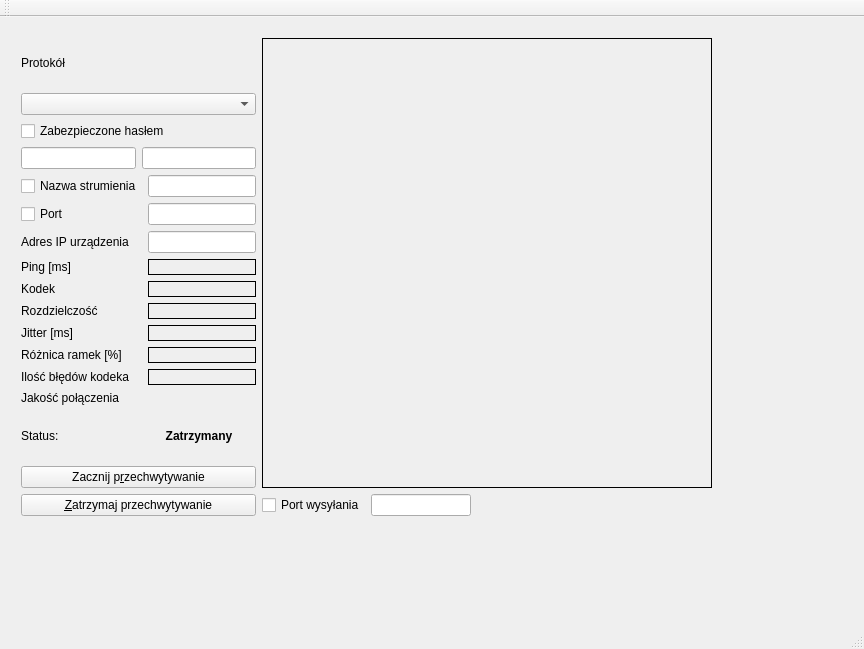
Above: mainwindow.ui from dejff/PD before the change. Below: the same form after it.
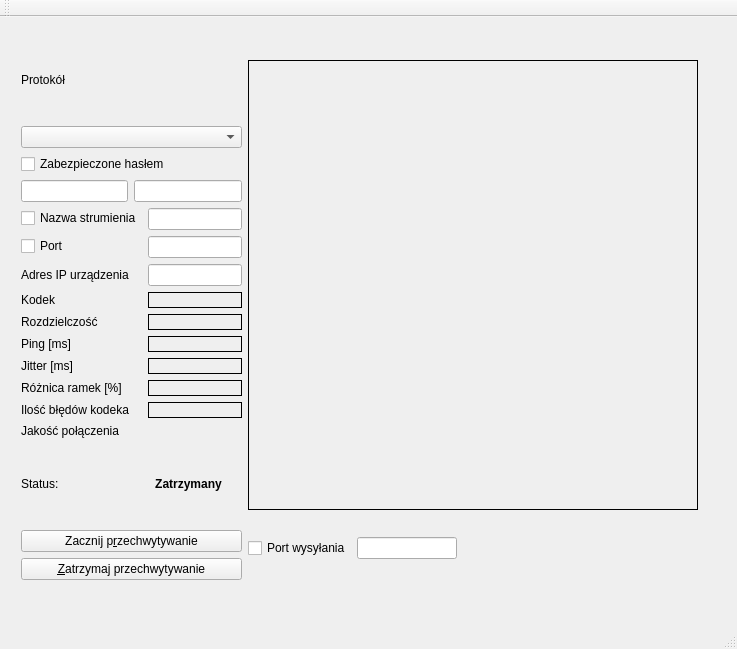
That is the form after the change.

Patch:
```diff
--- a/mainwindow.ui
+++ b/mainwindow.ui
@@ -6,7 +6,7 @@
    <rect>
     <x>0</x>
     <y>0</y>
-    <width>864</width>
+    <width>737</width>
     <height>649</height>
    </rect>
   </property>
@@ -14,17 +14,17 @@
    <string>System Nadzoru Połączenia Wideo</string>
   </property>
   <widget class="QWidget" name="centralWidget">
-   <widget class="QWidget" name="layoutWidget">
+   <widget class="QWidget" name="">
     <property name="geometry">
      <rect>
       <x>10</x>
-      <y>10</y>
-      <width>831</width>
-      <height>565</height>
+      <y>11</y>
+      <width>699</width>
+      <height>563</height>
      </rect>
     </property>
-    <layout class="QFormLayout" name="formLayout">
-     <item row="0" column="0">
+    <layout class="QHBoxLayout" name="horizontalLayout_4">
+     <item>
       <layout class="QVBoxLayout" name="verticalLayout_2">
        <item>
         <widget class="QLabel" name="label_10">
@@ -58,49 +58,47 @@
         </layout>
        </item>
        <item>
-        <layout class="QGridLayout" name="gridLayout">
-         <item row="9" column="1">
-          <widget class="QLabel" name="errCountLabel">
-           <property name="styleSheet">
-            <string notr="true">border: 1px solid</string>
-           </property>
+        <layout class="QFormLayout" name="formLayout">
+         <item row="0" column="0">
+          <widget class="QCheckBox" name="nameCheckBox">
            <property name="text">
-            <string/>
+            <string>Nazwa strumienia</string>
            </property>
           </widget>
          </item>
-         <item row="7" column="0">
-          <widget class="QLabel" name="label_9">
+         <item row="0" column="1">
+          <widget class="QLineEdit" name="nameField"/>
+         </item>
+         <item row="1" column="0">
+          <widget class="QCheckBox" name="streamPortChckbx">
            <property name="text">
-            <string>Jitter [ms]</string>
+            <string>Port</string>
            </property>
           </widget>
          </item>
-         <item row="3" column="0">
+         <item row="1" column="1">
+          <widget class="QLineEdit" name="portField"/>
+         </item>
+         <item row="2" column="0">
           <widget class="QLabel" name="label_8">
            <property name="text">
             <string>Adres IP urządzenia</string>
            </property>
           </widget>
          </item>
-         <item row="4" column="0">
-          <widget class="QLabel" name="label_6">
-           <property name="text">
-            <string>Ping [ms]</string>
-           </property>
-          </widget>
-         </item>
          <item row="2" column="1">
-          <widget class="QLineEdit" name="portField"/>
-         </item>
-         <item row="3" column="1">
           <widget class="QLineEdit" name="ip_addr"/>
          </item>
-         <item row="1" column="1">
-          <widget class="QLineEdit" name="nameField"/>
+         <item row="3" column="0">
+          <widget class="QLabel" name="label_5">
+           <property name="text">
+            <string>&lt;html&gt;&lt;head/&gt;&lt;body&gt;&lt;p&gt;Kodek
+&lt;/p&gt;&lt;/body&gt;&lt;/html&gt;</string>
+           </property>
+          </widget>
          </item>
-         <item row="4" column="1">
-          <widget class="QLabel" name="lathency_label">
+         <item row="3" column="1">
+          <widget class="QLabel" name="codec_label">
            <property name="styleSheet">
             <string notr="true">border: 1px solid</string>
            </property>
@@ -109,14 +107,14 @@
            </property>
           </widget>
          </item>
-         <item row="6" column="0">
+         <item row="4" column="0">
           <widget class="QLabel" name="label_2">
            <property name="text">
             <string>Rozdzielczość</string>
            </property>
           </widget>
          </item>
-         <item row="6" column="1">
+         <item row="4" column="1">
           <widget class="QLabel" name="resolutionLabel">
            <property name="styleSheet">
             <string notr="true">border: 1px solid</string>
@@ -126,32 +124,31 @@
            </property>
           </widget>
          </item>
-         <item row="5" column="1">
-          <widget class="QLabel" name="codec_label">
-           <property name="styleSheet">
-            <string notr="true">border: 1px solid</string>
-           </property>
-           <property name="text">
-            <string/>
-           </property>
-          </widget>
-         </item>
          <item row="5" column="0">
-          <widget class="QLabel" name="label_5">
+          <widget class="QLabel" name="label_6">
            <property name="text">
-            <string>&lt;html&gt;&lt;head/&gt;&lt;body&gt;&lt;p&gt;Kodek
-&lt;/p&gt;&lt;/body&gt;&lt;/html&gt;</string>
+            <string>Ping [ms]</string>
            </property>
           </widget>
          </item>
-         <item row="1" column="0">
-          <widget class="QCheckBox" name="nameCheckBox">
+         <item row="5" column="1">
+          <widget class="QLabel" name="lathency_label">
+           <property name="styleSheet">
+            <string notr="true">border: 1px solid</string>
+           </property>
            <property name="text">
-            <string>Nazwa strumienia</string>
+            <string/>
            </property>
           </widget>
          </item>
-         <item row="7" column="1">
+         <item row="6" column="0">
+          <widget class="QLabel" name="label_9">
+           <property name="text">
+            <string>Jitter [ms]</string>
+           </property>
+          </widget>
+         </item>
+         <item row="6" column="1">
           <widget class="QLabel" name="jitterLabel">
            <property name="styleSheet">
             <string notr="true">border: 1px solid</string>
@@ -161,14 +158,7 @@
            </property>
           </widget>
          </item>
-         <item row="2" column="0">
-          <widget class="QCheckBox" name="streamPortChckbx">
-           <property name="text">
-            <string>Port</string>
-           </property>
-          </widget>
-         </item>
-         <item row="8" column="0">
+         <item row="7" column="0">
           <widget class="QLabel" name="label_12">
            <property name="cursor">
             <cursorShape>ArrowCursor</cursorShape>
@@ -181,7 +171,17 @@
            </property>
           </widget>
          </item>
-         <item row="9" column="0">
+         <item row="7" column="1">
+          <widget class="QLabel" name="diffLabel">
+           <property name="styleSheet">
+            <string notr="true">border: 1px solid</string>
+           </property>
+           <property name="text">
+            <string/>
+           </property>
+          </widget>
+         </item>
+         <item row="8" column="0">
           <widget class="QLabel" name="label_13">
            <property name="cursor">
             <cursorShape>ArrowCursor</cursorShape>
@@ -190,12 +190,12 @@
             <string>Ilość błędów kodeka</string>
            </property>
            <property name="wordWrap">
-            <bool>true</bool>
+            <bool>false</bool>
            </property>
           </widget>
          </item>
          <item row="8" column="1">
-          <widget class="QLabel" name="diffLabel">
+          <widget class="QLabel" name="errCountLabel">
            <property name="styleSheet">
             <string notr="true">border: 1px solid</string>
            </property>
@@ -204,14 +204,7 @@
            </property>
           </widget>
          </item>
-         <item row="10" column="1">
-          <widget class="QLabel" name="qualityLabel">
-           <property name="text">
-            <string/>
-           </property>
-          </widget>
-         </item>
-         <item row="10" column="0">
+         <item row="9" column="0">
           <widget class="QLabel" name="label_14">
            <property name="cursor">
             <cursorShape>ArrowCursor</cursorShape>
@@ -224,6 +217,13 @@
            </property>
           </widget>
          </item>
+         <item row="9" column="1">
+          <widget class="QLabel" name="qualityLabel">
+           <property name="text">
+            <string/>
+           </property>
+          </widget>
+         </item>
         </layout>
        </item>
        <item>
@@ -276,7 +276,7 @@
        </item>
       </layout>
      </item>
-     <item row="0" column="1">
+     <item>
       <layout class="QVBoxLayout" name="verticalLayout_3">
        <item>
         <widget class="QLabel" name="videoLabel">
```
Left out of the diff: 2 changed lines with no effect on the pictures.
